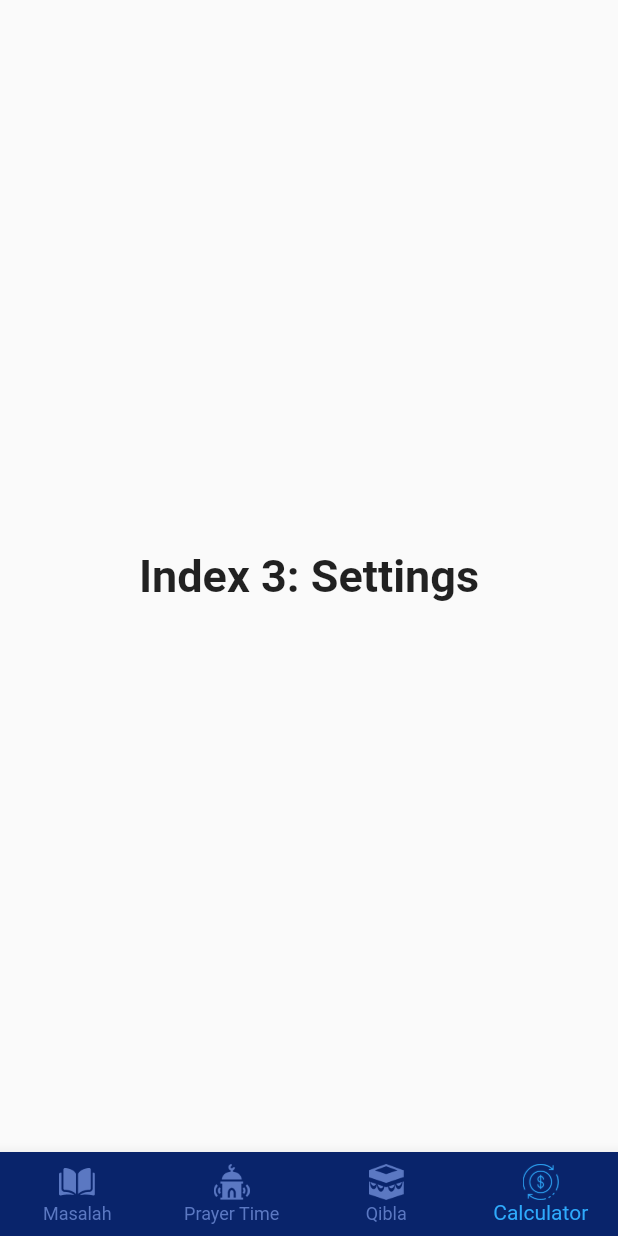
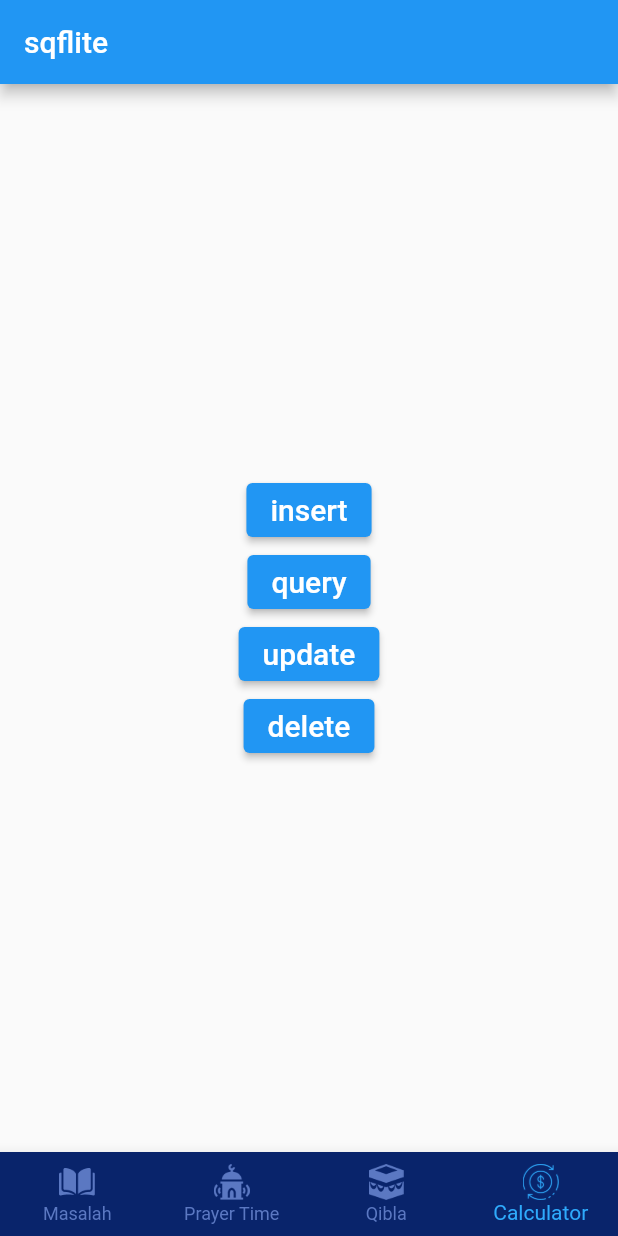
Before and after one commit to aungmyooo2k17/masalah, a Flutter app: the screen it shows after launch, item 4 of the bottom bar chosen, on a phone screen of 412 x 824 dp. Run offline on Flutter 3.47's test engine with Material 2 defaults, Android fonts, the phone set to English and light mode, and no system bars; our stand-ins replace adhan, connectivity, flutter_svg, geolocator, google_maps_flutter, sqflite; missing offline and left inert: flutter_qiblah; accounts and stored records are empty; network calls fail.

```diff
--- /dev/null
+++ b/lib/db/db_helper.dart
@@ -0,0 +1,137 @@
+import 'dart:io';
+
+import 'package:masalah/model/result.dart';
+import 'package:path/path.dart';
+import 'package:sqflite/sqflite.dart';
+import 'package:path_provider/path_provider.dart';
+
+class DatabaseHelper {
+  static final _databaseName = "MyDatabase.db";
+  static final _databaseVersion = 1;
+
+  static final masalahCategoryTable = 'masalah_category';
+  static final masalahDataTable = 'masalah_data';
+
+  static final categoryName = 'categoryName';
+  static final categoryId = 'categoryId';
+  static final masalahCount = 'masalahCount';
+
+  static final masalahId = 'masalahId';
+  static final masalahTitle = 'masalahTitle';
+  static final masalahDescription = 'masalahDescription';
+  static final masalahRefrence = 'masalahRefrence';
+  static final masalahCategoryId = 'masalahCategoryId';
+
+  // make this a singleton class
+  DatabaseHelper._privateConstructor();
+  static final DatabaseHelper instance = DatabaseHelper._privateConstructor();
+
+  // only have a single app-wide reference to the database
+  static Database? _database;
+  Future<Database> get database async {
+    if (_database != null) return _database!;
+    // lazily instantiate the db the first time it is accessed
+    _database = await _initDatabase();
+    return _database!;
+  }
+
+  // this opens the database (and creates it if it doesn't exist)
+  _initDatabase() async {
+    Directory documentsDirectory = await getApplicationDocumentsDirectory();
+    String path = join(documentsDirectory.path, _databaseName);
+    return await openDatabase(path,
+        version: _databaseVersion, onCreate: _onCreate);
+  }
+
+  // SQL code to create the database table
+  Future _onCreate(Database db, int version) async {
+    await db.execute('''
+          CREATE TABLE $masalahCategoryTable (
+            $categoryId INTEGER PRIMARY KEY,
+            $categoryName TEXT NOT NULL,
+            $masalahCount INTEGER NOT NULL
+          )
+          ''');
+    await db.execute('''
+          CREATE TABLE $masalahDataTable (
+            $masalahId INTEGER PRIMARY KEY,
+            $masalahTitle TEXT NOT NULL,
+            $masalahDescription TEXT NOT NULL
+            $masalahRefrence TEXT NOT NULL
+            $masalahCategoryId INTEGER NOT NULL
+          )
+          ''');
+  }
+
+  // Helper methods
+
+  // Inserts a row in the database where each key in the Map is a column name
+  // and the value is the column value. The return value is the id of the
+  // inserted row.
+  Future<int> insertCategory(Map<String, dynamic> row) async {
+    Database db = await instance.database;
+    return await db.insert(masalahCategoryTable, row);
+  }
+
+  Future<int> insertMasalah(Map<String, dynamic> row) async {
+    Database db = await instance.database;
+    return await db.insert(masalahDataTable, row);
+  }
+
+  // All of the rows are returned as a list of maps, where each map is
+  // a key-value list of columns.
+  Future<Result> queryAllCategoryRows() async {
+    Database db = await instance.database;
+    // return await db.query(masalahCategoryTable);
+    return Result<dynamic>.success(await db.query(masalahCategoryTable));
+  }
+
+  Future<List<Map<String, dynamic>>> queryAllMasalahRows() async {
+    Database db = await instance.database;
+    return await db.query(masalahDataTable);
+  }
+
+  // All of the methods (insert, query, update, delete) can also be done using
+  // raw SQL commands. This method uses a raw query to give the row count.
+  Future<int?> queryCategoryRowCount() async {
+    Database db = await instance.database;
+    return Sqflite.firstIntValue(
+        await db.rawQuery('SELECT COUNT(*) FROM $masalahCategoryTable'));
+  }
+
+  Future<int?> queryMasalahRowCount() async {
+    Database db = await instance.database;
+    return Sqflite.firstIntValue(
+        await db.rawQuery('SELECT COUNT(*) FROM $masalahDataTable'));
+  }
+
+  // We are assuming here that the id column in the map is set. The other
+  // column values will be used to update the row.
+  Future<int> updateCategory(Map<String, dynamic> row) async {
+    Database db = await instance.database;
+    int id = row[categoryId];
+    return await db.update(masalahCategoryTable, row,
+        where: '$categoryId = ?', whereArgs: [id]);
+  }
+
+  Future<int> updateMasalah(Map<String, dynamic> row) async {
+    Database db = await instance.database;
+    int id = row[masalahId];
+    return await db.update(masalahDataTable, row,
+        where: '$masalahId = ?', whereArgs: [id]);
+  }
+
+  // Deletes the row specified by the id. The number of affected rows is
+  // returned. This should be 1 as long as the row exists.
+  Future<int> deleteCategory(int id) async {
+    Database db = await instance.database;
+    return await db.delete(masalahCategoryTable,
+        where: '$categoryId = ?', whereArgs: [id]);
+  }
+
+  Future<int> deleteMasalah(int id) async {
+    Database db = await instance.database;
+    return await db
+        .delete(masalahDataTable, where: '$masalahId = ?', whereArgs: [id]);
+  }
+}
--- a/lib/main.dart
+++ b/lib/main.dart
@@ -1,8 +1,13 @@
+import 'dart:async';
+
 import 'package:flutter/material.dart';
+import 'package:flutter/services.dart';
 import 'package:masalah/common/constants/color_constant.dart';
+import 'package:masalah/screens/converter_screen.dart';
 import 'package:masalah/screens/masalah_category_screen.dart';
 import 'package:masalah/screens/prayer_time_screen.dart';
 import 'package:masalah/screens/qibla_screen.dart';
+import 'package:connectivity/connectivity.dart';
 
 void main() => runApp(MyApp());
 
@@ -38,11 +43,12 @@ class _MyStatefulWidgetState extends State<MyStatefulWidget> {
     MasalahCategoryScreen(),
     PrayerTimeScreen(),
     QiblaScreen(),
-    Text(
-      'Index 3: Settings',
-      style: optionStyle,
-    ),
+    MyCalculator()
   ];
+
+  String _connectionStatus = 'Unknown';
+  final Connectivity _connectivity = Connectivity();
+  late StreamSubscription<ConnectivityResult> _connectivitySubscription;
 
   void _onItemTapped(int index) {
     setState(() {
@@ -51,7 +57,22 @@ class _MyStatefulWidgetState extends State<MyStatefulWidget> {
   }
 
   @override
+  void initState() {
+    super.initState();
+    initConnectivity();
+    _connectivitySubscription =
+        _connectivity.onConnectivityChanged.listen(_updateConnectionStatus);
+  }
+
+  @override
+  void dispose() {
+    _connectivitySubscription.cancel();
+    super.dispose();
+  }
+
+  @override
   Widget build(BuildContext context) {
+    print("Connection..........$_connectionStatus");
     return Scaffold(
       body: Center(
         child: _widgetOptions.elementAt(_selectedIndex),
@@ -84,4 +105,36 @@ class _MyStatefulWidgetState extends State<MyStatefulWidget> {
       ),
     );
   }
+
+  Future<void> initConnectivity() async {
+    ConnectivityResult result = ConnectivityResult.none;
+    // Platform messages may fail, so we use a try/catch PlatformException.
+    try {
+      result = await _connectivity.checkConnectivity();
+    } on PlatformException catch (e) {
+      print(e.toString());
+    }
+
+    // If the widget was removed from the tree while the asynchronous platform
+    // message was in flight, we want to discard the reply rather than calling
+    // setState to update our non-existent appearance.
+    if (!mounted) {
+      return Future.value(null);
+    }
+
+    return _updateConnectionStatus(result);
+  }
+
+  Future<void> _updateConnectionStatus(ConnectivityResult result) async {
+    switch (result) {
+      case ConnectivityResult.wifi:
+      case ConnectivityResult.mobile:
+      case ConnectivityResult.none:
+        setState(() => _connectionStatus = result.toString());
+        break;
+      default:
+        setState(() => _connectionStatus = 'Failed to get connectivity.');
+        break;
+    }
+  }
 }
--- a/lib/network/remote_data_source.dart
+++ b/lib/network/remote_data_source.dart
@@ -23,6 +23,8 @@ class RemoteDataSource {
       print("***************");
       print(response.statusCode);
       if (response.statusCode == 200) {
+        print("networkingggg");
+        print(response.body);
         return Result<CategoryApi>.success(
             CategoryApi.fromRawJson(response.body));
       } else {
--- a/lib/screens/converter_screen.dart
+++ b/lib/screens/converter_screen.dart
@@ -0,0 +1,102 @@
+import 'package:flutter/material.dart';
+import 'package:masalah/db/db_helper.dart';
+
+class MyCalculator extends StatelessWidget {
+  @override
+  Widget build(BuildContext context) {
+    return MaterialApp(
+      title: 'SQFlite Demo',
+      theme: ThemeData(
+        primarySwatch: Colors.blue,
+      ),
+      home: MyHomePage(),
+    );
+  }
+}
+
+class MyHomePage extends StatelessWidget {
+  // reference to our single class that manages the database
+  final dbHelper = DatabaseHelper.instance;
+
+  // homepage layout
+  @override
+  Widget build(BuildContext context) {
+    return Scaffold(
+      appBar: AppBar(
+        title: Text('sqflite'),
+      ),
+      body: Center(
+        child: Column(
+          mainAxisAlignment: MainAxisAlignment.center,
+          children: <Widget>[
+            ElevatedButton(
+              child: Text(
+                'insert',
+                style: TextStyle(fontSize: 20),
+              ),
+              onPressed: _insert,
+            ),
+            ElevatedButton(
+              child: Text(
+                'query',
+                style: TextStyle(fontSize: 20),
+              ),
+              onPressed: _query,
+            ),
+            ElevatedButton(
+              child: Text(
+                'update',
+                style: TextStyle(fontSize: 20),
+              ),
+              onPressed: _update,
+            ),
+            ElevatedButton(
+              child: Text(
+                'delete',
+                style: TextStyle(fontSize: 20),
+              ),
+              onPressed: _delete,
+            ),
+          ],
+        ),
+      ),
+    );
+  }
+
+  // Button onPressed methods
+
+  void _insert() async {
+    // row to insert
+    // Map<String, dynamic> row = {
+    //   DatabaseHelper.columnName: 'Bob',
+    //   DatabaseHelper.columnAge: 23
+    // };
+    // final id = await dbHelper.insert(row);
+    // print('inserted row id: $id');
+  }
+
+  void _query() async {
+    await dbHelper.queryAllCategoryRows();
+    // final allRows = await dbHelper.queryAllRows();
+    // print('query all rows:');
+    // allRows.forEach(print);
+  }
+
+  void _update() async {
+    // row to update
+    // Map<String, dynamic> row = {
+    //   DatabaseHelper.columnId: 1,
+    //   DatabaseHelper.columnName: 'Mary',
+    //   DatabaseHelper.columnAge: 32
+    // };
+    // final rowsAffected = await dbHelper.update(row);
+    // print('updated $rowsAffected row(s)');
+  }
+
+  void _delete() async {
+    // Assuming that the number of rows is the id for the last row.
+    // final id = await dbHelper.queryRowCount();
+    // final rowsDeleted = await dbHelper.delete(id!);
+    // print('deleted $rowsDeleted row(s): row $id');
+  }
+}
--- a/lib/screens/prayer_time_screen.dart
+++ b/lib/screens/prayer_time_screen.dart
@@ -418,7 +418,7 @@ class _PrayerTimeScreenState extends State<PrayerTimeScreen> {
                     decoration: BoxDecoration(
                       color: prayerTimes!.isha.millisecond <
                                   DateTime.now().millisecond &&
-                              prayerTimes!.fajr.millisecond + 86400000 >
+                              prayerTimes!.fajr.millisecond >
                                   DateTime.now().millisecond
                           ? AppColors.bgBtn
                           : Colors.white,
--- a/pubspec.yaml
+++ b/pubspec.yaml
@@ -35,6 +35,10 @@ dependencies:
   flutter_compass: ^0.6.1
   intl: ^0.17.0
   http: ^0.13.3
+  sqflite: ^2.0.0+3
+  path: ^1.8.0
+  path_provider: ^2.0.2
+  connectivity: ^3.0.6
 
 dev_dependencies:
   flutter_test:
```
Also changed, not shown: lib/screens/masalah_category_screen.dart (+5 -3 lines), pubspec.lock.
